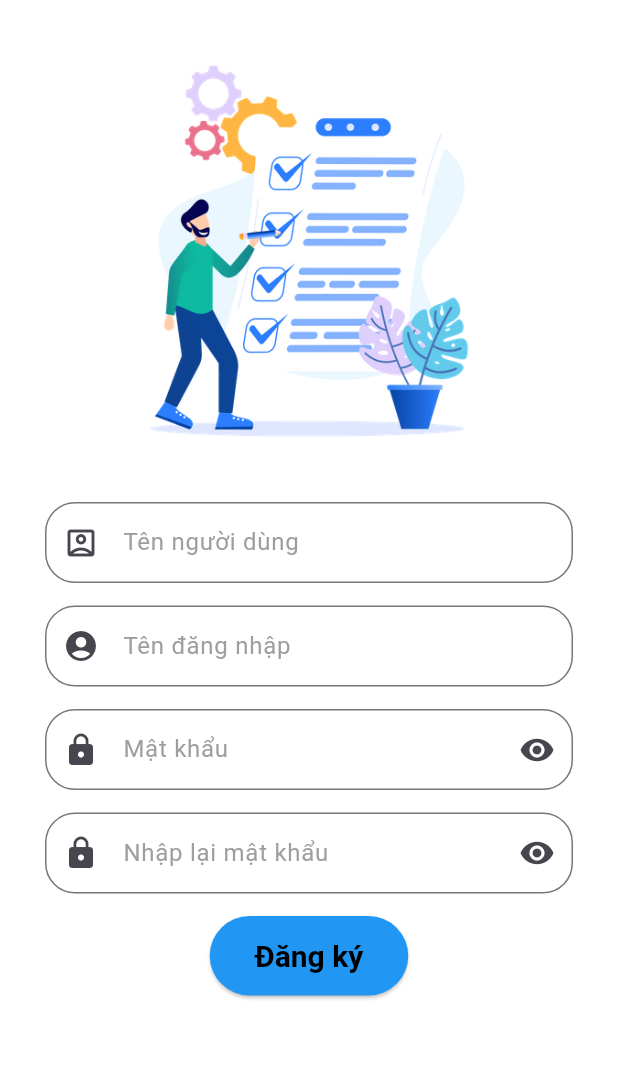
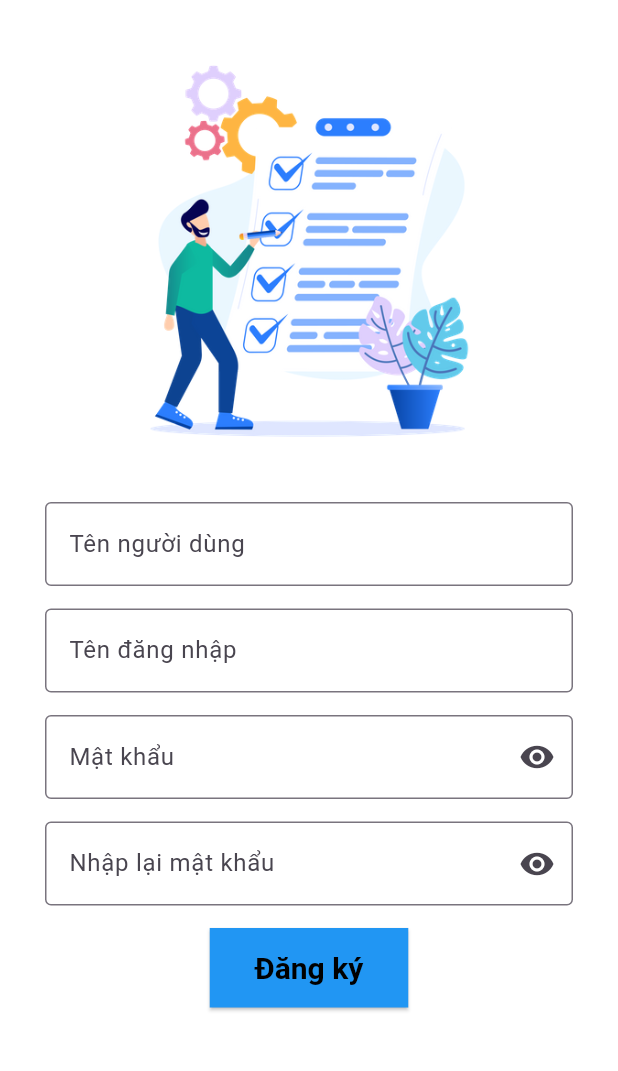
Before and after one commit to Thi1503/project, a Flutter app: the screen it shows after launch, after a tap on "Đăng ký", on a phone screen of 412 x 824 dp, the part 84-1155 px from its top. Run offline on Flutter 3.47's test engine with Material 3 defaults, Android fonts, the phone set to English and light mode, and no system bars; our stand-ins replace sqflite; accounts and stored records are empty.

Commit message:
Signed-off-by: Thi1503 <thile15032003@gmail.com>

```diff
--- a/lib/sign_in_screen.dart
+++ b/lib/sign_in_screen.dart
@@ -58,20 +58,10 @@ class _SignInScreenState extends State<SignInScreen> {
                           fontSize: 16,
                           color: Colors.black,
                         ),
+
                         decoration: const InputDecoration(
-                          prefixIcon: Icon(Icons.account_circle),
-                          contentPadding: EdgeInsets.symmetric(
-                              horizontal: 15, vertical: 15),
-                          hintText: 'Tên đăng nhập',
-                          hintStyle: TextStyle(color: Colors.grey),
-                          border: OutlineInputBorder(
-                            borderSide: BorderSide(
-                              color: Colors.black,
-                              width: 5.0,
-                            ),
-                            borderRadius:
-                                BorderRadius.all(Radius.circular(20.0)),
-                          ),
+                          labelText: 'Tên đăng nhập',
+                          border: OutlineInputBorder(),
                         ),
                       ),
                     ),
@@ -89,23 +79,12 @@ class _SignInScreenState extends State<SignInScreen> {
                         ),
                         obscureText: _isObscure,
                         decoration: InputDecoration(
-                          prefixIcon: const Icon(Icons.lock),
-                          contentPadding: const EdgeInsets.symmetric(
-                              horizontal: 15, vertical: 15),
-                          hintText: 'Mật khẩu',
-                          hintStyle: TextStyle(color: Colors.grey),
-                          border: const OutlineInputBorder(
-                            borderSide: BorderSide(
-                              color: Colors.black,
-                              width: 5.0,
+                          labelText: 'Mật khẩu',
+                          border: const OutlineInputBorder(),
+                          suffixIcon: IconButton(
+                            icon: Icon(
+                              _isObscure ? Icons.visibility : Icons.visibility_off,
                             ),
-                            borderRadius:
-                                BorderRadius.all(Radius.circular(20.0)),
-                          ),
-                          suffixIcon: IconButton(
-                            icon: Icon(_isObscure
-                                ? Icons.visibility
-                                : Icons.visibility_off),
                             onPressed: () {
                               setState(() {
                                 _isObscure = !_isObscure;
@@ -157,7 +136,7 @@ class _SignInScreenState extends State<SignInScreen> {
                       _passwordController.text.isEmpty) {
                     ScaffoldMessenger.of(context).showSnackBar(
                       SnackBar(
-                          content: Text('Vui lòng nhập email và mật khẩu')),
+                          content: Text('Vui lòng nhập tên đăng nhập và mật khẩu')),
                     );
                   } else {
                     bool isLoggedIn = await dbHelper.checkLogin(
@@ -173,7 +152,7 @@ class _SignInScreenState extends State<SignInScreen> {
                         Navigator.push(
                           context,
                           MaterialPageRoute(
-                              builder: (context) => Home(userId: _userId!)),
+                              builder: (context) => Home(userId: _userId!,email: _emailController.text,)),
                         );
                       } else {
                         ScaffoldMessenger.of(context).showSnackBar(
@@ -192,6 +171,7 @@ class _SignInScreenState extends State<SignInScreen> {
                   }
                 },
                 style: ElevatedButton.styleFrom(
+                  shape: RoundedRectangleBorder(),
                   backgroundColor: Colors.blue,
                   padding: EdgeInsets.symmetric(horizontal: 30, vertical: 15),
                   textStyle: TextStyle(fontSize: 18),
--- a/lib/sign_up_screen.dart
+++ b/lib/sign_up_screen.dart
@@ -53,26 +53,15 @@ class _SignUpScreenState extends State<SignUpScreen> {
                         borderRadius: BorderRadius.circular(20),
                       ),
                       child: TextField(
-                        controller: _usernameController,
-                        style: const TextStyle(
-                          fontSize: 16,
-                          color: Colors.black,
-                        ),
-                        decoration: const InputDecoration(
-                          prefixIcon: Icon(Icons.account_box_outlined),
-                          contentPadding: EdgeInsets.symmetric(
-                              horizontal: 15, vertical: 15),
-                          hintText: 'Tên người dùng',
-                          hintStyle: TextStyle(color: Colors.grey),
-                          border: OutlineInputBorder(
-                            borderSide: BorderSide(
-                              color: Colors.black,
-                              width: 5.0,
-                            ),
-                            borderRadius:
-                                BorderRadius.all(Radius.circular(20.0)),
+                          controller: _usernameController,
+                          style: const TextStyle(
+                            fontSize: 16,
+                            color: Colors.black,
                           ),
-                        ),
+                          decoration: InputDecoration(
+                            labelText: 'Tên người dùng',
+                            border: const OutlineInputBorder(),
+                          )
                       ),
                     ),
                     const SizedBox(height: 15),
@@ -87,21 +76,10 @@ class _SignUpScreenState extends State<SignUpScreen> {
                           fontSize: 16,
                           color: Colors.black,
                         ),
-                        decoration: const InputDecoration(
-                          prefixIcon: Icon(Icons.account_circle),
-                          contentPadding: EdgeInsets.symmetric(
-                              horizontal: 15, vertical: 15),
-                          hintText: 'Tên đăng nhập',
-                          hintStyle: TextStyle(color: Colors.grey),
-                          border: OutlineInputBorder(
-                            borderSide: BorderSide(
-                              color: Colors.black,
-                              width: 5.0,
-                            ),
-                            borderRadius:
-                                BorderRadius.all(Radius.circular(20.0)),
-                          ),
-                        ),
+                          decoration: InputDecoration(
+                            labelText: 'Tên đăng nhập',
+                            border: const OutlineInputBorder(),
+                          )
                       ),
                     ),
                     const SizedBox(height: 15),
@@ -118,23 +96,12 @@ class _SignUpScreenState extends State<SignUpScreen> {
                         ),
                         obscureText: _isObscure,
                         decoration: InputDecoration(
-                          prefixIcon: const Icon(Icons.lock),
-                          contentPadding: const EdgeInsets.symmetric(
-                              horizontal: 15, vertical: 15),
-                          hintText: 'Mật khẩu',
-                          hintStyle: const TextStyle(color: Colors.grey),
-                          border: const OutlineInputBorder(
-                            borderSide: BorderSide(
-                              color: Colors.black,
-                              width: 5.0,
+                          labelText: 'Mật khẩu',
+                          border: const OutlineInputBorder(),
+                          suffixIcon: IconButton(
+                            icon: Icon(
+                              _isObscure ? Icons.visibility : Icons.visibility_off,
                             ),
-                            borderRadius:
-                                BorderRadius.all(Radius.circular(20.0)),
-                          ),
-                          suffixIcon: IconButton(
-                            icon: Icon(_isObscure
-                                ? Icons.visibility
-                                : Icons.visibility_off),
                             onPressed: () {
                               setState(() {
                                 _isObscure = !_isObscure;
@@ -158,26 +125,15 @@ class _SignUpScreenState extends State<SignUpScreen> {
                         ),
                         obscureText: _isObscure2,
                         decoration: InputDecoration(
-                          prefixIcon: const Icon(Icons.lock),
-                          contentPadding: const EdgeInsets.symmetric(
-                              horizontal: 15, vertical: 15),
-                          hintText: 'Nhập lại mật khẩu',
-                          hintStyle: const TextStyle(color: Colors.grey),
-                          border: const OutlineInputBorder(
-                            borderSide: BorderSide(
-                              color: Colors.black,
-                              width: 5.0,
+                          labelText: 'Nhập lại mật khẩu',
+                          border: const OutlineInputBorder(),
+                          suffixIcon: IconButton(
+                            icon: Icon(
+                              _isObscure ? Icons.visibility : Icons.visibility_off,
                             ),
-                            borderRadius:
-                                BorderRadius.all(Radius.circular(20.0)),
-                          ),
-                          suffixIcon: IconButton(
-                            icon: Icon(_isObscure2
-                                ? Icons.visibility
-                                : Icons.visibility_off),
                             onPressed: () {
                               setState(() {
-                                _isObscure2 = !_isObscure2;
+                                _isObscure = !_isObscure;
                               });
                             },
                           ),
@@ -233,10 +189,10 @@ class _SignUpScreenState extends State<SignUpScreen> {
                   }
                 },
                 style: ElevatedButton.styleFrom(
+                  shape: RoundedRectangleBorder(),
                   backgroundColor: Colors.blue,
-                  padding:
-                      const EdgeInsets.symmetric(horizontal: 30, vertical: 15),
-                  textStyle: const TextStyle(fontSize: 18),
+                  padding: EdgeInsets.symmetric(horizontal: 30, vertical: 15),
+                  textStyle: TextStyle(fontSize: 18),
                 ),
                 child: const Text(
                   'Đăng ký',
```
Also changed, not shown: lib/add_screen.dart (+16 -4 lines), lib/database/database_helper.dart (+32 -0 lines), lib/home.dart (+33 -16 lines), lib/note_widget.dart (+5 -4 lines), lib/update_screen.dart (added, +199 -0 lines).
